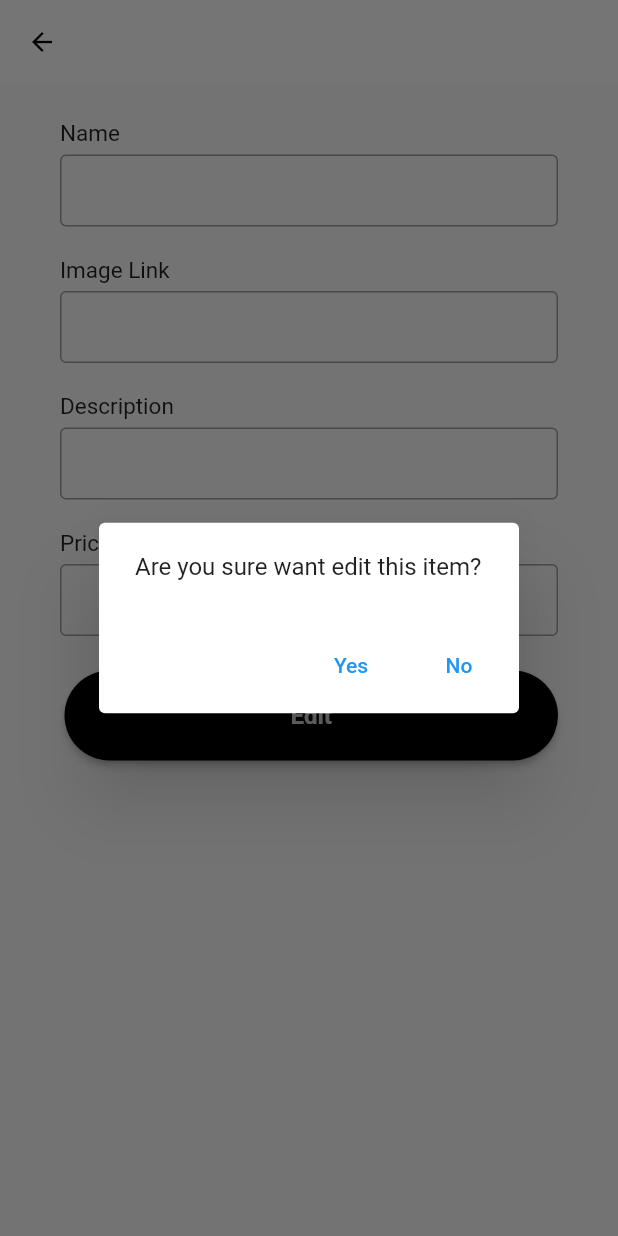
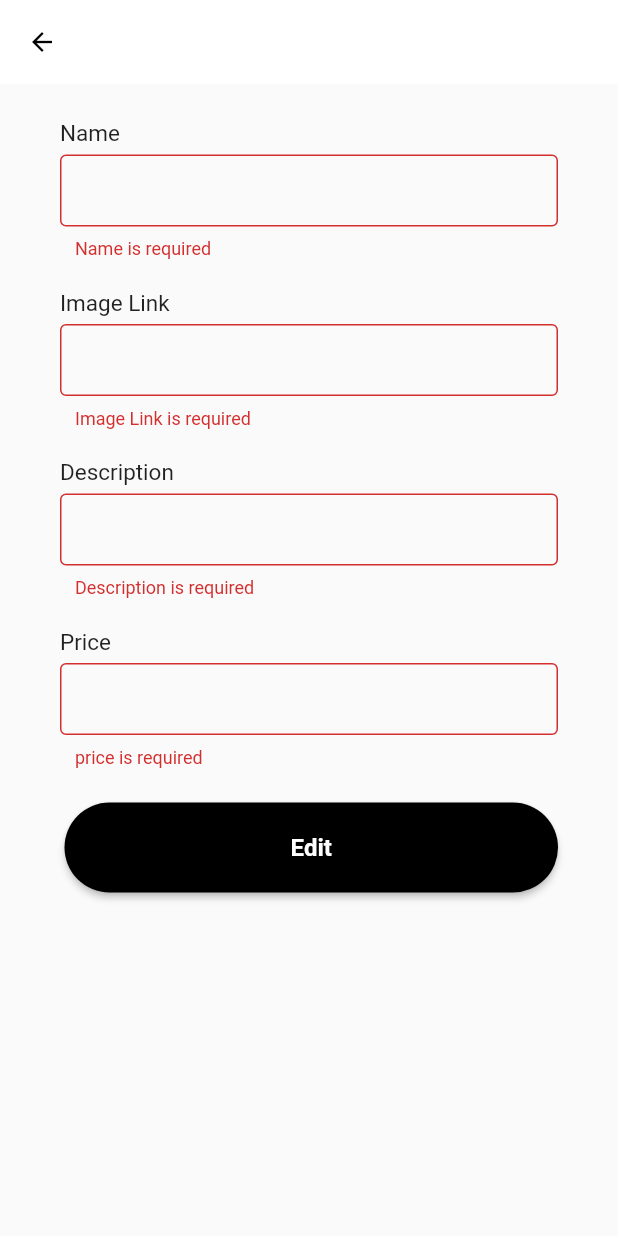
Before and after one commit to BiscochoChloie/New_API, a Flutter app: the EditProductScreen screen opened directly with empty values, scrolled down 56 dp, after a tap on "Edit", on a phone screen of 412 x 824 dp. Run offline on Flutter 3.47's test engine with Material 2 defaults, Android fonts, the phone set to English and light mode, and no system bars; our stand-ins replace shared_preferences; accounts and stored records are empty.

Commit message:
working on image error hadling

```diff
--- a/lib/screens/auth/login_screen.dart
+++ b/lib/screens/auth/login_screen.dart
@@ -1,16 +1,13 @@
 // ignore_for_file: prefer_const_constructors, use_build_context_synchronously
 
 import 'package:flutter/material.dart';
-import 'package:q/models/userModel.dart';
 import 'package:q/widgets/link_button.dart';
 import 'package:q/widgets/submit_button.dart';
 import 'package:shared_preferences/shared_preferences.dart';
-
 import '../../services/auth_services.dart';
 import '../../widgets/auth_textfield.dart';
 import '../home_screen.dart';
 import 'register_screen.dart';
-import '../../widgets/button_widget.dart';
 
 class LoginScreen extends StatefulWidget {
   const LoginScreen({super.key});
@@ -49,7 +46,6 @@ class _LoginScreenState extends State<LoginScreen> {
       _isProcessing = true;
     });
 
-    // mock register api call
     Future.delayed(const Duration(seconds: 2)).then((value) async {
       await AuthServices.logIn(
         emailController.text,
--- a/lib/screens/auth/register_screen.dart
+++ b/lib/screens/auth/register_screen.dart
@@ -7,7 +7,6 @@ import 'package:q/widgets/submit_button.dart';
 import '../../services/auth_services.dart';
 import '../home_screen.dart';
 import 'login_screen.dart';
-import '../../widgets/button_widget.dart';
 
 class RegisterScreen extends StatefulWidget {
   const RegisterScreen({super.key});
--- a/lib/screens/home_screen.dart
+++ b/lib/screens/home_screen.dart
@@ -2,14 +2,9 @@
 
 import 'package:flutter/material.dart';
 import 'package:q/screens/product/list_product_screen.dart';
-import 'package:q/services/shared_preferences.dart';
-import 'package:shared_preferences/shared_preferences.dart';
-import '../Models/productModel.dart';
 import '../services/auth_services.dart';
-import '../services/product_services.dart';
 import 'auth/login_screen.dart';
 import 'product/add_product_screen.dart';
-import 'product/single_product_screen.dart';
 
 class HomeScreen extends StatefulWidget {
   const HomeScreen({super.key});
--- a/lib/screens/main_screen.dart
+++ b/lib/screens/main_screen.dart
@@ -2,8 +2,6 @@
 
 import 'package:flutter/material.dart';
 import 'package:q/services/shared_preferences.dart';
-import 'package:shared_preferences/shared_preferences.dart';
-
 import 'auth/login_screen.dart';
 import 'home_screen.dart';
 
--- a/lib/screens/product/edit_product_screen.dart
+++ b/lib/screens/product/edit_product_screen.dart
@@ -4,8 +4,8 @@ import 'package:flutter/material.dart';
 import 'package:q/widgets/product_textfield.dart';
 import '../../models/productModel.dart';
 import '../../services/product_services.dart';
+import '../../widgets/submit_button.dart';
 import '../home_screen.dart';
-import '../../widgets/button_widget.dart';
 
 class EditProductScreen extends StatefulWidget {
   final ProductModel product;
@@ -18,13 +18,14 @@ class EditProductScreen extends StatefulWidget {
 class _EditProductScreenState extends State<EditProductScreen> {
   bool publish = false;
   late int id;
+  final GlobalKey<FormState> _editProductFormKey = GlobalKey<FormState>();
   TextEditingController nameController = TextEditingController();
   TextEditingController imageLinkController = TextEditingController();
   TextEditingController descriptionController = TextEditingController();
   TextEditingController priceController = TextEditingController();
   TextEditingController publishController = TextEditingController();
 
-  Future<void> _confirmDialog() async {
+  Future<void> _confirmEditProduct() async {
     return showDialog<void>(
       context: context,
       barrierDismissible: false,
@@ -93,6 +94,8 @@ class _EditProductScreenState extends State<EditProductScreen> {
                 child: SizedBox(
                     height: MediaQuery.of(context).size.height,
                     width: double.infinity,
+                    child: Form(
+                      key: _editProductFormKey,
                       child: Column(
                           mainAxisAlignment: MainAxisAlignment.spaceBetween,
                           children: [
@@ -140,7 +143,8 @@ class _EditProductScreenState extends State<EditProductScreen> {
                                                 color: Colors.black87),
                                           ),
                                           ProductTextFormField(
-                                            textController: imageLinkController,
+                                              textController:
+                                                  imageLinkController,
                                               label: 'Image Link')
                                         ],
                                       ),
@@ -180,10 +184,20 @@ class _EditProductScreenState extends State<EditProductScreen> {
                                     ],
                                   ),
                                 ),
-                              ButtonWidget(
-                                  text: 'Edit', onClicked: _confirmDialog),
+                                SubmitButton(
+                                  label: 'Edit',
+                                  formKey: _editProductFormKey,
+                                  isProcessing: false,
+                                  validated: () {
+                                    if (_editProductFormKey.currentState!
+                                        .validate()) {
+                                      _confirmEditProduct();
+                                    }
+                                  },
+                                ),
                               ],
                             )
-                        ])))));
+                          ]),
+                    )))));
   }
 }
--- a/lib/widgets/button_widget.dart
+++ /dev/null
@@ -1,34 +0,0 @@
-import 'package:flutter/material.dart';
-
-class ButtonWidget extends StatelessWidget {
-  final String text;
-  final VoidCallback onClicked;
-
-  const ButtonWidget({
-    required this.text,
-    required this.onClicked,
-    Key? key,
-  }) : super(key: key);
-
-  @override
-  Widget build(BuildContext context) => Padding(
-      padding: EdgeInsets.symmetric(horizontal: 40),
-      child: Container(
-          padding: EdgeInsets.only(top: 3, left: 3),
-          child: MaterialButton(
-            minWidth: double.infinity,
-            height: 60,
-            onPressed: onClicked,
-            color: Colors.black,
-            shape:
-                RoundedRectangleBorder(borderRadius: BorderRadius.circular(40)),
-            child: Text(
-              text,
-              style: TextStyle(
-                fontWeight: FontWeight.bold,
-                fontSize: 16,
-                color: Colors.white,
-              ),
-            ),
-          )));
-}
```
Also changed, not shown: lib/screens/product/add_product_screen.dart (+10 -27 lines), lib/screens/product/list_product_screen.dart (+20 -1 lines), lib/services/product_services.dart (+5 -7 lines). Lines whose indentation alone changed are shown as unchanged.
